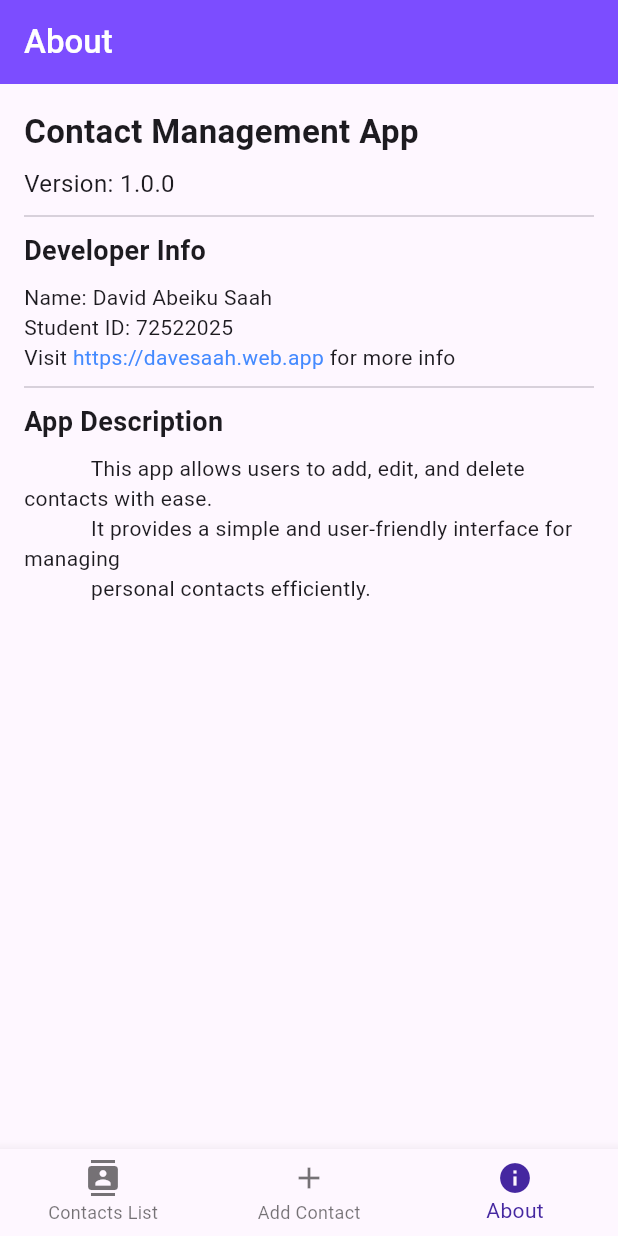
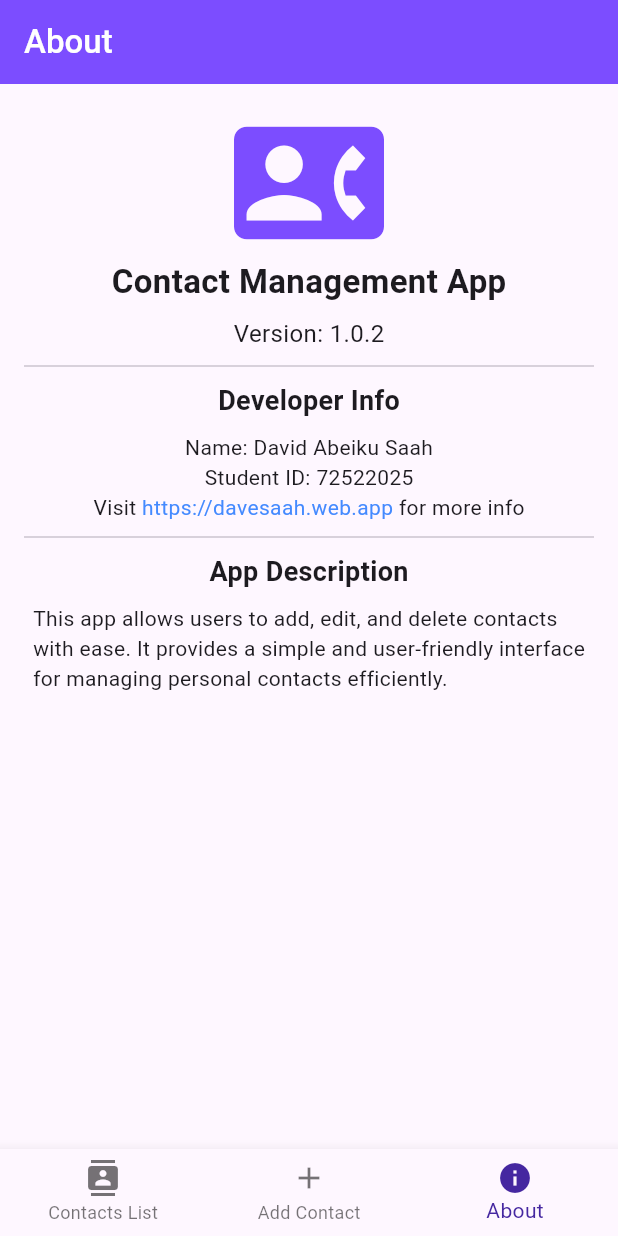
Before and after one commit to DaveSaah/contact_management_app, a Flutter app: the screen it shows after launch, item 3 of the bottom bar chosen, on a phone screen of 412 x 824 dp. Run offline on Flutter 3.47's test engine with Material 3 defaults, Android fonts, the phone set to English and light mode, and no system bars; network calls fail.

Commit message:
chore: update manifest to make link clickable

```diff
--- a/lib/screens/about.dart
+++ b/lib/screens/about.dart
@@ -1,15 +1,35 @@
 import 'package:flutter/material.dart';
+import 'package:url_launcher/url_launcher.dart';
 
 class AboutScreen extends StatelessWidget {
   const AboutScreen({super.key});
 
   @override
   Widget build(BuildContext context) {
-    return Padding(
+    final String _url = "https://davesaah.web.app";
+
+    Future<void> _launchURL() async {
+      if (await canLaunchUrl(Uri.parse(_url))) {
+        await launchUrl(
+          Uri.parse(_url),
+          mode: LaunchMode.externalApplication,
+        );
+      } else {
+        throw 'Could not launch $_url';
+      }
+    }
+
+    return Center(
+      child: Padding(
         padding: const EdgeInsets.all(16.0),
         child: Column(
-        crossAxisAlignment: CrossAxisAlignment.start,
+          crossAxisAlignment: CrossAxisAlignment.center,
           children: [
+            Icon(
+              Icons.contact_phone,
+              size: 100,
+              color: Colors.deepPurpleAccent,
+            ),
             Text(
               "Contact Management App",
               style: TextStyle(
@@ -21,7 +41,7 @@ class AboutScreen extends StatelessWidget {
               height: 8,
             ),
             Text(
-            "Version: 1.0.0",
+              "Version: 1.0.2",
               style: TextStyle(
                 fontSize: 16,
               ),
@@ -41,12 +61,16 @@ class AboutScreen extends StatelessWidget {
             Text("Name: David Abeiku Saah"),
             Text("Student ID: 72522025"),
             Row(
+              mainAxisAlignment: MainAxisAlignment.center,
               children: [
                 Text("Visit "),
-              Text(
-                "https://davesaah.web.app",
+                InkWell(
+                  onTap: _launchURL,
+                  child: Text(
+                    _url,
                     style: TextStyle(
                       color: Colors.blueAccent,
+                    ),
                   ),
                 ),
                 Text(" for more info"),
@@ -67,14 +91,14 @@ class AboutScreen extends StatelessWidget {
               height: 8,
             ),
             Text(
-            """
-            This app allows users to add, edit, and delete contacts with ease.
-            It provides a simple and user-friendly interface for managing
-            personal contacts efficiently.
+              """This app allows users to add, edit, and delete contacts
+with ease. It provides a simple and user-friendly interface
+for managing personal contacts efficiently.
               """,
             ),
           ],
         ),
+      ),
     );
   }
 }
```
Also changed, not shown: pubspec.yaml (+2 -32 lines), pubspec.lock, 8 other files. Lines whose indentation alone changed are shown as unchanged.
